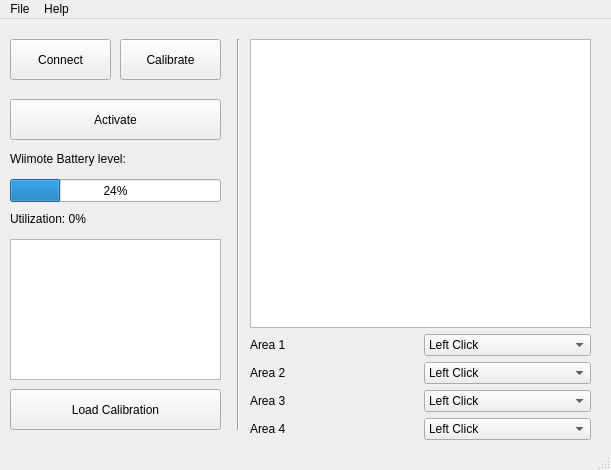
Old version of the form stuff/mainwindow.ui in the repository pnegre/python-whiteboard.
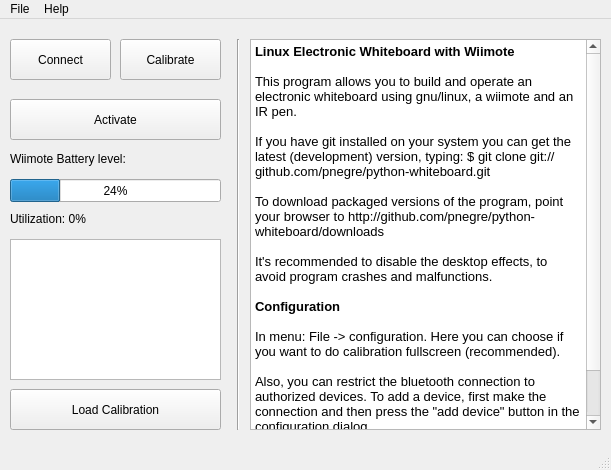
New version of the form.

Commit message: Added help screen

Diff of the .ui file:
```diff
--- a/stuff/mainwindow.ui
+++ b/stuff/mainwindow.ui
@@ -156,153 +156,6 @@
      <enum>Qt::Vertical</enum>
     </property>
    </widget>
-   <widget class="QWidget" name="layoutWidget">
-    <property name="geometry">
-     <rect>
-      <x>250</x>
-      <y>20</y>
-      <width>341</width>
-      <height>401</height>
-     </rect>
-    </property>
-    <layout class="QVBoxLayout" name="verticalLayout">
-     <item>
-      <widget class="QGraphicsView" name="screenAreas">
-       <property name="autoFillBackground">
-        <bool>false</bool>
-       </property>
-      </widget>
-     </item>
-     <item>
-      <layout class="QGridLayout" name="gridLayout">
-       <item row="0" column="0">
-        <widget class="QLabel" name="label_2">
-         <property name="text">
-          <string>Area 1</string>
-         </property>
-        </widget>
-       </item>
-       <item row="0" column="1">
-        <widget class="QComboBox" name="combo1">
-         <item>
-          <property name="text">
-           <string>Left Click</string>
-          </property>
-         </item>
-         <item>
-          <property name="text">
-           <string>Only Move</string>
-          </property>
-         </item>
-         <item>
-          <property name="text">
-           <string>Right Click</string>
-          </property>
-         </item>
-         <item>
-          <property name="text">
-           <string>Middle Click</string>
-          </property>
-         </item>
-        </widget>
-       </item>
-       <item row="1" column="0">
-        <widget class="QLabel" name="label_3">
-         <property name="text">
-          <string>Area 2</string>
-         </property>
-        </widget>
-       </item>
-       <item row="1" column="1">
-        <widget class="QComboBox" name="combo2">
-         <item>
-          <property name="text">
-           <string>Left Click</string>
-          </property>
-         </item>
-         <item>
-          <property name="text">
-           <string>Only Move</string>
-          </property>
-         </item>
-         <item>
-          <property name="text">
-           <string>Right Click</string>
-          </property>
-         </item>
-         <item>
-          <property name="text">
-           <string>Middle Click</string>
-          </property>
-         </item>
-        </widget>
-       </item>
-       <item row="2" column="0">
-        <widget class="QLabel" name="label_4">
-         <property name="text">
-          <string>Area 3</string>
-         </property>
-        </widget>
-       </item>
-       <item row="2" column="1">
-        <widget class="QComboBox" name="combo3">
-         <item>
-          <property name="text">
-           <string>Left Click</string>
-          </property>
-         </item>
-         <item>
-          <property name="text">
-           <string>Only Move</string>
-          </property>
-         </item>
-         <item>
-          <property name="text">
-           <string>Right Click</string>
-          </property>
-         </item>
-         <item>
-          <property name="text">
-           <string>Middle Click</string>
-          </property>
-         </item>
-        </widget>
-       </item>
-       <item row="3" column="0">
-        <widget class="QLabel" name="label_5">
-         <property name="text">
-          <string>Area 4</string>
-         </property>
-        </widget>
-       </item>
-       <item row="3" column="1">
-        <widget class="QComboBox" name="combo4">
-         <item>
-          <property name="text">
-           <string>Left Click</string>
-          </property>
-         </item>
-         <item>
-          <property name="text">
-           <string>Only Move</string>
-          </property>
-         </item>
-         <item>
-          <property name="text">
-           <string>Right Click</string>
-          </property>
-         </item>
-         <item>
-          <property name="text">
-           <string>Middle Click</string>
-          </property>
-         </item>
-        </widget>
-       </item>
-      </layout>
-     </item>
-    </layout>
-   </widget>
    <widget class="QPushButton" name="pushButtonLoadCal">
     <property name="geometry">
      <rect>
@@ -316,6 +169,39 @@
      <string>Load Calibration</string>
     </property>
    </widget>
+   <widget class="QTextBrowser" name="textBrowser">
+    <property name="geometry">
+     <rect>
+      <x>250</x>
+      <y>20</y>
+      <width>351</width>
+      <height>391</height>
+     </rect>
+    </property>
+    <property name="html">
+     <string>&lt;!DOCTYPE HTML PUBLIC &quot;-//W3C//DTD HTML 4.0//EN&quot; &quot;http://www.w3.org/TR/REC-html40/strict.dtd&quot;&gt;
+&lt;html&gt;&lt;head&gt;&lt;meta name=&quot;qrichtext&quot; content=&quot;1&quot; /&gt;&lt;style type=&quot;text/css&quot;&gt;
+p, li { white-space: pre-wrap; }
+&lt;/style&gt;&lt;/head&gt;&lt;body style=&quot; font-family:'Sans'; font-size:10pt; font-weight:400; font-style:normal;&quot;&gt;
+&lt;p style=&quot; margin-top:0px; margin-bottom:0px; margin-left:0px; margin-right:0px; -qt-block-indent:0; text-indent:0px;&quot;&gt;&lt;span style=&quot; font-weight:600;&quot;&gt;Linux Electronic Whiteboard with Wiimote&lt;/span&gt;&lt;/p&gt;
+&lt;p style=&quot;-qt-paragraph-type:empty; margin-top:0px; margin-bottom:0px; margin-left:0px; margin-right:0px; -qt-block-indent:0; text-indent:0px;&quot;&gt;&lt;/p&gt;
+&lt;p style=&quot; margin-top:0px; margin-bottom:0px; margin-left:0px; margin-right:0px; -qt-block-indent:0; text-indent:0px;&quot;&gt;This program allows you to build and operate an electronic whiteboard using gnu/linux, a wiimote and an IR pen. &lt;/p&gt;
+&lt;p style=&quot;-qt-paragraph-type:empty; margin-top:0px; margin-bottom:0px; margin-left:0px; margin-right:0px; -qt-block-indent:0; text-indent:0px;&quot;&gt;&lt;/p&gt;
+&lt;p style=&quot; margin-top:0px; margin-bottom:0px; margin-left:0px; margin-right:0px; -qt-block-indent:0; text-indent:0px;&quot;&gt;If you have git installed on your system you can get the latest (development) version, typing: $ git clone git://github.com/pnegre/python-whiteboard.git &lt;/p&gt;
+&lt;p style=&quot;-qt-paragraph-type:empty; margin-top:0px; margin-bottom:0px; margin-left:0px; margin-right:0px; -qt-block-indent:0; text-indent:0px;&quot;&gt;&lt;/p&gt;
+&lt;p style=&quot; margin-top:0px; margin-bottom:0px; margin-left:0px; margin-right:0px; -qt-block-indent:0; text-indent:0px;&quot;&gt;To download packaged versions of the program, point your browser to http://github.com/pnegre/python-whiteboard/downloads &lt;/p&gt;
+&lt;p style=&quot;-qt-paragraph-type:empty; margin-top:0px; margin-bottom:0px; margin-left:0px; margin-right:0px; -qt-block-indent:0; text-indent:0px;&quot;&gt;&lt;/p&gt;
+&lt;p style=&quot; margin-top:0px; margin-bottom:0px; margin-left:0px; margin-right:0px; -qt-block-indent:0; text-indent:0px;&quot;&gt;It's recommended to disable the desktop effects, to avoid program crashes and malfunctions.&lt;/p&gt;
+&lt;p style=&quot;-qt-paragraph-type:empty; margin-top:0px; margin-bottom:0px; margin-left:0px; margin-right:0px; -qt-block-indent:0; text-indent:0px;&quot;&gt;&lt;/p&gt;
+&lt;p style=&quot; margin-top:0px; margin-bottom:0px; margin-left:0px; margin-right:0px; -qt-block-indent:0; text-indent:0px;&quot;&gt;&lt;span style=&quot; font-weight:600;&quot;&gt;Configuration&lt;/span&gt;&lt;/p&gt;
+&lt;p style=&quot;-qt-paragraph-type:empty; margin-top:0px; margin-bottom:0px; margin-left:0px; margin-right:0px; -qt-block-indent:0; text-indent:0px;&quot;&gt;&lt;/p&gt;
+&lt;p style=&quot; margin-top:0px; margin-bottom:0px; margin-left:0px; margin-right:0px; -qt-block-indent:0; text-indent:0px;&quot;&gt;In menu: File -&amp;gt; configuration. Here you can choose if you want to do calibration fullscreen (recommended).&lt;/p&gt;
+&lt;p style=&quot;-qt-paragraph-type:empty; margin-top:0px; margin-bottom:0px; margin-left:0px; margin-right:0px; -qt-block-indent:0; text-indent:0px;&quot;&gt;&lt;/p&gt;
+&lt;p style=&quot; margin-top:0px; margin-bottom:0px; margin-left:0px; margin-right:0px; -qt-block-indent:0; text-indent:0px;&quot;&gt;Also, you can restrict the bluetooth connection to authorized devices. To add a device, first make the connection and then press the &amp;quot;add device&amp;quot; button in the configuration dialog.&lt;/p&gt;
+&lt;p style=&quot;-qt-paragraph-type:empty; margin-top:0px; margin-bottom:0px; margin-left:0px; margin-right:0px; -qt-block-indent:0; text-indent:0px;&quot;&gt;&lt;/p&gt;
+&lt;p style=&quot; margin-top:0px; margin-bottom:0px; margin-left:0px; margin-right:0px; -qt-block-indent:0; text-indent:0px;&quot;&gt;Both the mac list and the selected device will be saved in the configuration file (using qt's qsettings).&lt;/p&gt;&lt;/body&gt;&lt;/html&gt;</string>
+    </property>
+   </widget>
   </widget>
   <widget class="QStatusBar" name="statusbar"/>
   <widget class="QMenuBar" name="menuBar">
```
The commit also changes 1 other file.
